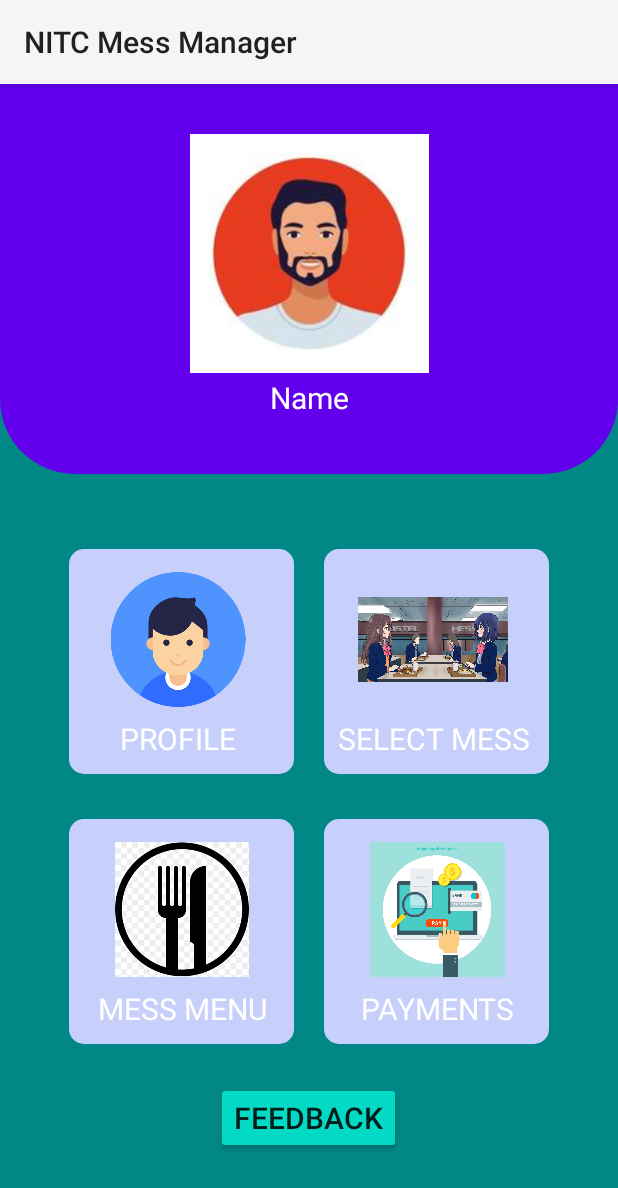
After one commit to prasant7978/NITC-Mess-Manager, an Android app: the StudentDashboardActivity screen opened directly, with no data from a screen before it, on a phone screen of 412 x 824 dp. The commit adds this screen. Shown: the top 1188 px of the screen. Run offline under Robolectric (Android 15) with nearby library versions, the phone set to English and light mode, and no system bars.

Commit message:
Added student dashboard design.

```diff
--- a/app/src/main/AndroidManifest.xml
+++ b/app/src/main/AndroidManifest.xml
@@ -14,13 +14,16 @@
         android:theme="@style/Theme.NITCMessManager"
         tools:targetApi="31">
         <activity
+            android:name=".StudentDashboardActivity"
+            android:exported="false" />
+        <activity
             android:name=".ForgotPasswordActivity"
             android:exported="false"
-            android:parentActivityName=".LoginActivity"/>
+            android:parentActivityName=".LoginActivity" />
         <activity
             android:name=".SignUpActivity"
             android:exported="false"
-            android:parentActivityName=".LoginActivity"/>
+            android:parentActivityName=".LoginActivity" />
         <activity
             android:name=".LoginActivity"
             android:exported="true">
--- a/app/src/main/java/com/nitc/nitcmessmanager/LoginActivity.kt
+++ b/app/src/main/java/com/nitc/nitcmessmanager/LoginActivity.kt
@@ -74,7 +74,7 @@ class LoginActivity : AppCompatActivity(), AdapterView.OnItemSelectedListener {
                                                 auth.signInWithEmailAndPassword(email, pass).addOnCompleteListener { task ->
                                                     if (task.isSuccessful) {
                                                         Toast.makeText(applicationContext, "Welcome", Toast.LENGTH_SHORT).show()
-                                                        val intent = Intent(this@LoginActivity, MainActivity::class.java)
+                                                        val intent = Intent(this@LoginActivity, StudentDashboardActivity::class.java)
                                                         startActivity(intent)
                                                         finish()
                                                     } else {
--- /dev/null
+++ b/app/src/main/java/com/nitc/nitcmessmanager/StudentDashboardActivity.kt
@@ -0,0 +1,11 @@
+package com.nitc.nitcmessmanager
+
+import androidx.appcompat.app.AppCompatActivity
+import android.os.Bundle
+
+class StudentDashboardActivity : AppCompatActivity() {
+    override fun onCreate(savedInstanceState: Bundle?) {
+        super.onCreate(savedInstanceState)
+        setContentView(R.layout.activity_student_dashboard)
+    }
+}
--- /dev/null
+++ b/app/src/main/res/drawable/background_card.xml
@@ -0,0 +1,11 @@
+<?xml version="1.0" encoding="utf-8"?>
+<selector xmlns:android="http://schemas.android.com/apk/res/android">
+<item>
+    <shape android:shape="rectangle">
+        <solid android:color="#c7cffb"/>
+        <corners android:radius="10dp"/>
+        <stroke android:color="#FF03DAC5"/>
+    </shape>
+
+</item>
+</selector>
--- /dev/null
+++ b/app/src/main/res/drawable/background_top.xml
@@ -0,0 +1,9 @@
+<?xml version="1.0" encoding="utf-8"?>
+<selector xmlns:android="http://schemas.android.com/apk/res/android">
+   <item>
+      <shape android:shape="rectangle">
+         <solid android:color="#6200ee"/>
+         <corners android:bottomLeftRadius="50dp" android:bottomRightRadius="50dp"/>
+      </shape>
+   </item>
+</selector>
--- /dev/null
+++ b/app/src/main/res/layout/activity_student_dashboard.xml
@@ -0,0 +1,198 @@
+<?xml version="1.0" encoding="utf-8"?>
+<LinearLayout xmlns:android="http://schemas.android.com/apk/res/android"
+    xmlns:app="http://schemas.android.com/apk/res-auto"
+    xmlns:tools="http://schemas.android.com/tools"
+    android:layout_width="match_parent"
+    android:layout_height="match_parent"
+    android:background="@color/teal_700"
+    android:gravity="center_horizontal"
+    android:orientation="vertical"
+    tools:context=".StudentDashboardActivity">
+
+    <LinearLayout
+        android:layout_width="match_parent"
+        android:layout_height="260dp"
+        android:layout_gravity="center_horizontal"
+        android:background="@drawable/background_top"
+        android:gravity="center"
+        android:orientation="vertical">
+
+        <ImageView
+            android:id="@+id/imageView"
+            android:layout_width="wrap_content"
+            android:layout_height="159dp"
+            app:srcCompat="@drawable/avatar" />
+
+        <TextView
+            android:id="@+id/textView"
+            android:layout_width="152dp"
+            android:layout_height="33dp"
+            android:gravity="center"
+            android:text="Name"
+            android:textColor="@color/white"
+            android:textSize="20sp" />
+    </LinearLayout>
+
+    <LinearLayout
+        android:layout_width="wrap_content"
+        android:layout_height="wrap_content"
+        android:layout_marginTop="40dp"
+        android:orientation="horizontal">
+
+        <androidx.constraintlayout.widget.ConstraintLayout
+            android:layout_width="150dp"
+            android:layout_height="150dp"
+            android:layout_margin="10dp"
+            android:background="@drawable/background_card">
+
+            <ImageView
+                android:id="@+id/imageView2"
+                android:layout_width="100dp"
+                android:layout_height="90dp"
+                android:layout_marginStart="24dp"
+                android:layout_marginTop="15dp"
+                android:layout_marginEnd="29dp"
+                android:layout_marginBottom="7dp"
+                app:layout_constraintBottom_toTopOf="@+id/textView2"
+                app:layout_constraintEnd_toEndOf="parent"
+                app:layout_constraintStart_toStartOf="parent"
+                app:layout_constraintTop_toTopOf="parent"
+                app:srcCompat="@drawable/prof" />
+
+            <TextView
+                android:id="@+id/textView2"
+                android:layout_width="wrap_content"
+                android:layout_height="wrap_content"
+                android:layout_marginTop="7dp"
+                android:gravity="center"
+                android:text="PROFILE"
+                android:textColor="@color/white"
+                android:textSize="20sp"
+                app:layout_constraintEnd_toEndOf="@+id/imageView2"
+                app:layout_constraintStart_toStartOf="@+id/imageView2"
+                app:layout_constraintTop_toBottomOf="@+id/imageView2" />
+        </androidx.constraintlayout.widget.ConstraintLayout>
+
+        <androidx.constraintlayout.widget.ConstraintLayout
+            android:layout_width="150dp"
+            android:layout_height="150dp"
+            android:layout_margin="10dp"
+            android:background="@drawable/background_card">
+
+            <ImageView
+                android:id="@+id/imageView4"
+                android:layout_width="100dp"
+                android:layout_height="90dp"
+                android:layout_marginStart="16dp"
+                android:layout_marginTop="15dp"
+                android:layout_marginEnd="21dp"
+                android:layout_marginBottom="7dp"
+                app:layout_constraintBottom_toTopOf="@+id/textView4"
+                app:layout_constraintEnd_toEndOf="parent"
+                app:layout_constraintStart_toStartOf="parent"
+                app:layout_constraintTop_toTopOf="parent"
+                app:srcCompat="@drawable/mess_img" />
+
+            <TextView
+                android:id="@+id/textView4"
+                android:layout_width="wrap_content"
+                android:layout_height="wrap_content"
+                android:layout_marginTop="7dp"
+                android:gravity="center"
+                android:text="SELECT MESS"
+                android:textColor="@color/white"
+                android:textSize="20sp"
+                app:layout_constraintEnd_toEndOf="@+id/imageView4"
+                app:layout_constraintStart_toStartOf="@+id/imageView4"
+                app:layout_constraintTop_toBottomOf="@+id/imageView4" />
+        </androidx.constraintlayout.widget.ConstraintLayout>
+    </LinearLayout>
+
+    <LinearLayout
+        android:layout_width="wrap_content"
+        android:layout_height="wrap_content"
+        android:layout_marginTop="10dp"
+        android:orientation="horizontal">
+
+        <androidx.constraintlayout.widget.ConstraintLayout
+            android:layout_width="150dp"
+            android:layout_height="150dp"
+            android:layout_margin="10dp"
+            android:background="@drawable/background_card"
+            app:layout_constraintEnd_toEndOf="parent"
+            app:layout_constraintEnd_toStartOf="@+id/constraintLayout"
+            app:layout_constraintHorizontal_bias="0.5"
+            app:layout_constraintStart_toStartOf="parent"
+            tools:layout_editor_absoluteX="89dp">
+
+            <ImageView
+                android:id="@+id/imageView5"
+                android:layout_width="100dp"
+                android:layout_height="90dp"
+                android:layout_marginStart="30dp"
+                android:layout_marginTop="15dp"
+                android:layout_marginEnd="29dp"
+                app:layout_constraintEnd_toEndOf="parent"
+                app:layout_constraintHorizontal_bias="0.5"
+                app:layout_constraintStart_toStartOf="parent"
+                app:layout_constraintTop_toTopOf="parent"
+                app:srcCompat="@drawable/messmenu" />
+
+            <TextView
+                android:id="@+id/textView5"
+                android:layout_width="wrap_content"
+                android:layout_height="wrap_content"
+                android:layout_marginTop="7dp"
+                android:gravity="center"
+                android:text="MESS MENU"
+                android:textColor="@color/white"
+                android:textSize="20sp"
+                app:layout_constraintEnd_toEndOf="@+id/imageView5"
+                app:layout_constraintStart_toStartOf="@+id/imageView5"
+                app:layout_constraintTop_toBottomOf="@+id/imageView5" />
+        </androidx.constraintlayout.widget.ConstraintLayout>
+
+        <androidx.constraintlayout.widget.ConstraintLayout
+            android:id="@+id/constraintLayout"
+            android:layout_width="150dp"
+            android:layout_height="150dp"
+            android:layout_margin="10dp"
+            android:background="@drawable/background_card">
+
+            <ImageView
+                android:id="@+id/imageView6"
+                android:layout_width="100dp"
+                android:layout_height="90dp"
+                android:layout_marginStart="26dp"
+                android:layout_marginTop="15dp"
+                android:layout_marginEnd="26dp"
+                app:layout_constraintEnd_toEndOf="parent"
+                app:layout_constraintHorizontal_bias="0.5"
+                app:layout_constraintStart_toStartOf="parent"
+                app:layout_constraintTop_toTopOf="parent"
+                app:srcCompat="@drawable/paym" />
+
+            <TextView
+                android:id="@+id/textView6"
+                android:layout_width="wrap_content"
+                android:layout_height="wrap_content"
+                android:layout_marginTop="7dp"
+                android:gravity="center"
+                android:text="PAYMENTS"
+                android:textColor="@color/white"
+                android:textSize="20sp"
+                app:layout_constraintEnd_toEndOf="@+id/imageView6"
+                app:layout_constraintStart_toStartOf="@+id/imageView6"
+                app:layout_constraintTop_toBottomOf="@+id/imageView6" />
+        </androidx.constraintlayout.widget.ConstraintLayout>
+    </LinearLayout>
+
+    <Button
+        android:id="@+id/button"
+        android:layout_width="wrap_content"
+        android:layout_height="wrap_content"
+        android:layout_marginTop="15dp"
+        android:backgroundTint="@color/teal_200"
+        android:text="FEEDBACK"
+        android:textSize="20sp" />
+</LinearLayout>
```
Also changed, not shown: app/src/main/res/drawable/avatar.jpg (added), app/src/main/res/drawable/mess_img.jpg (added), app/src/main/res/drawable/messmenu.png (added), app/src/main/res/drawable/paym.jpg (added), app/src/main/res/drawable/prof.png (added).
